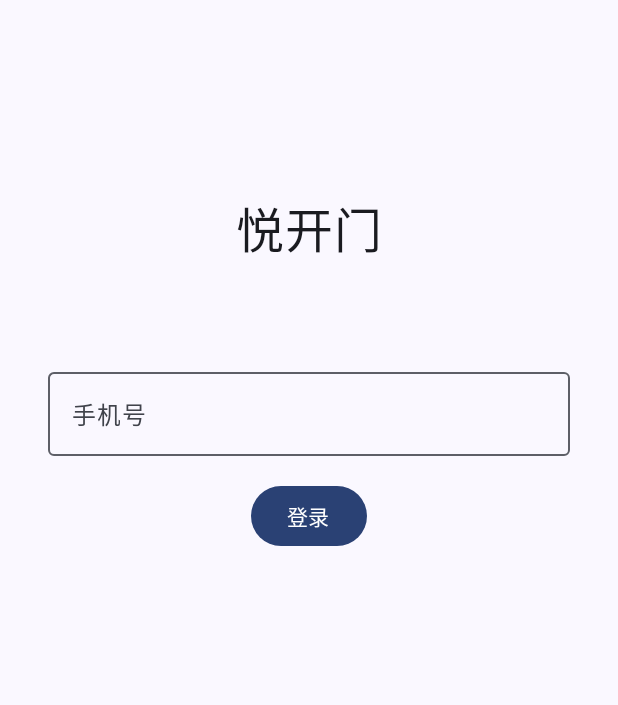
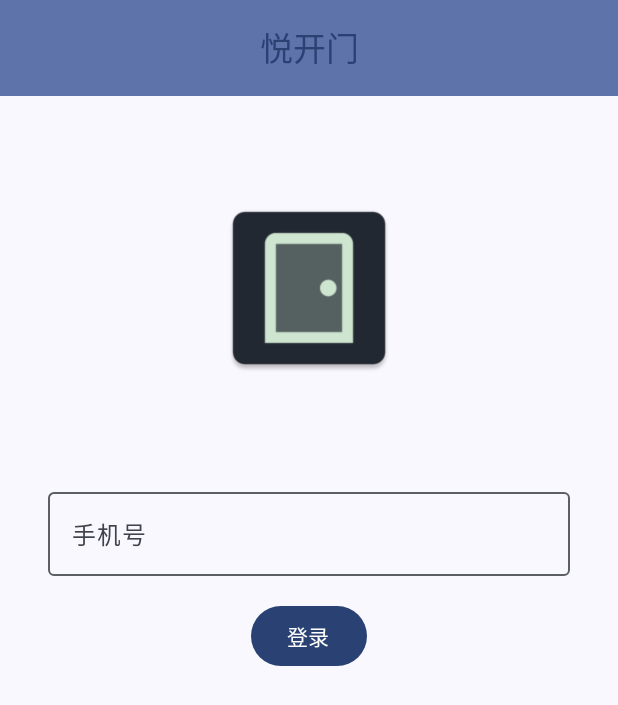
Before and after one commit to Uynaity/YueKaiMen, an Android app built with Jetpack Compose: the screen it shows after launch (MainActivity), on a phone screen of 412 x 824 dp. Shown: the top 705 px of the screen. Run offline under Robolectric (Android 15) with nearby library versions, the light colour scheme and no system bars.

Commit message:
Optimise UI

```diff
--- a/app/build.gradle.kts
+++ b/app/build.gradle.kts
@@ -13,8 +13,8 @@ android {
         applicationId = "com.uynaity.opendoor"
         minSdk = 29
         targetSdk = 35
-        versionCode = 2
-        versionName = "2.0"
+        versionCode = 3
+        versionName = "2.1"
 
         testInstrumentationRunner = "androidx.test.runner.AndroidJUnitRunner"
     }
--- a/app/src/main/java/com/uynaity/opendoor/LinkActivity.kt
+++ b/app/src/main/java/com/uynaity/opendoor/LinkActivity.kt
@@ -74,8 +74,7 @@ fun DefaultScreen(door: String, modifier: Modifier = Modifier, onTaskCompleted:
         horizontalAlignment = Alignment.CenterHorizontally,
         verticalArrangement = Arrangement.Center
     ) {
-        RoundBtn(text = doorName,
-            onClick = { client.sendPostRequest(context, door, phone) })
+        RoundBtn(text = doorName, onClick = { client.sendPostRequest(context, door, phone) })
     }
 }
 
--- a/app/src/main/java/com/uynaity/opendoor/MainActivity.kt
+++ b/app/src/main/java/com/uynaity/opendoor/MainActivity.kt
@@ -6,8 +6,17 @@ import androidx.activity.compose.setContent
 import androidx.activity.enableEdgeToEdge
 import androidx.compose.foundation.layout.fillMaxSize
 import androidx.compose.foundation.layout.padding
+import androidx.compose.material3.CenterAlignedTopAppBar
+import androidx.compose.material3.ExperimentalMaterial3Api
+import androidx.compose.material3.MaterialTheme
 import androidx.compose.material3.Scaffold
+import androidx.compose.material3.Text
+import androidx.compose.material3.TopAppBarDefaults
+import androidx.compose.material3.rememberTopAppBarState
 import androidx.compose.ui.Modifier
+import androidx.compose.ui.input.nestedscroll.nestedScroll
+import androidx.compose.ui.res.stringResource
+import androidx.compose.ui.text.style.TextOverflow
 import androidx.navigation.compose.NavHost
 import androidx.navigation.compose.composable
 import androidx.navigation.compose.rememberNavController
@@ -16,6 +25,7 @@ import com.uynaity.opendoor.ui.MainScreen
 import com.uynaity.opendoor.ui.theme.悦开门Theme
 
 class MainActivity : ComponentActivity() {
+    @OptIn(ExperimentalMaterial3Api::class)
     override fun onCreate(savedInstanceState: Bundle?) {
         super.onCreate(savedInstanceState)
         enableEdgeToEdge()
@@ -24,7 +34,25 @@ class MainActivity : ComponentActivity() {
                 val navController = rememberNavController()
                 val sharedPreferences = getSharedPreferences("app_prefs", MODE_PRIVATE)
                 val savedPhone = sharedPreferences.getString("phone", "")
-                Scaffold(modifier = Modifier.fillMaxSize()) { innerPadding ->
+                val scrollBehavior =
+                    TopAppBarDefaults.pinnedScrollBehavior(rememberTopAppBarState())
+
+                Scaffold(modifier = Modifier
+                    .fillMaxSize()
+                    .nestedScroll(scrollBehavior.nestedScrollConnection), topBar = {
+                    CenterAlignedTopAppBar(
+                        colors = TopAppBarDefaults.centerAlignedTopAppBarColors(
+                            containerColor = MaterialTheme.colorScheme.primaryContainer,
+                            titleContentColor = MaterialTheme.colorScheme.primary,
+                        ), title = {
+                            Text(
+                                stringResource(id = R.string.app_name),
+                                maxLines = 1,
+                                overflow = TextOverflow.Ellipsis
+                            )
+                        }, scrollBehavior = scrollBehavior
+                    )
+                }) { innerPadding ->
                     NavHost(
                         navController = navController,
                         startDestination = if (savedPhone.isNullOrEmpty()) Routes.login else Routes.main,
--- a/app/src/main/java/com/uynaity/opendoor/ui/LoginScreen.kt
+++ b/app/src/main/java/com/uynaity/opendoor/ui/LoginScreen.kt
@@ -2,16 +2,17 @@ package com.uynaity.opendoor.ui
 
 import android.content.Context
 import android.widget.Toast
+import androidx.compose.foundation.Image
 import androidx.compose.foundation.layout.Column
 import androidx.compose.foundation.layout.Spacer
 import androidx.compose.foundation.layout.fillMaxSize
 import androidx.compose.foundation.layout.fillMaxWidth
 import androidx.compose.foundation.layout.height
 import androidx.compose.foundation.layout.padding
+import androidx.compose.foundation.layout.size
 import androidx.compose.foundation.layout.wrapContentWidth
 import androidx.compose.foundation.text.KeyboardOptions
 import androidx.compose.material3.Button
-import androidx.compose.material3.MaterialTheme
 import androidx.compose.material3.OutlinedTextField
 import androidx.compose.material3.Text
 import androidx.compose.runtime.Composable
@@ -22,6 +23,7 @@ import androidx.compose.runtime.setValue
 import androidx.compose.ui.Alignment
 import androidx.compose.ui.Modifier
 import androidx.compose.ui.platform.LocalContext
+import androidx.compose.ui.res.painterResource
 import androidx.compose.ui.res.stringResource
 import androidx.compose.ui.text.input.KeyboardType
 import androidx.compose.ui.tooling.preview.Preview
@@ -42,13 +44,11 @@ fun LoginScreen(navController: NavController, modifier: Modifier = Modifier) {
     val context = LocalContext.current
 
     Column(modifier = modifier.fillMaxSize(), horizontalAlignment = Alignment.CenterHorizontally) {
-        Spacer(modifier = Modifier.height(128.dp))
-        Text(
-            text = stringResource(id = R.string.app_name),
-            fontSize = MaterialTheme.typography.headlineLarge.fontSize,
-            modifier = modifier
-                .fillMaxWidth()
-                .wrapContentWidth(Alignment.CenterHorizontally)
+        Spacer(modifier = Modifier.height(64.dp))
+        Image(
+            painter = painterResource(id = R.drawable.ic_launcher),
+            contentDescription = stringResource(id = R.string.app_logo_description),
+            modifier = Modifier.size(128.dp)
         )
         Spacer(modifier = Modifier.height(64.dp))
         OutlinedTextField(
--- a/app/src/main/res/values/strings.xml
+++ b/app/src/main/res/values/strings.xml
@@ -8,4 +8,5 @@
     <string name="confirm">确定</string>
     <string name="cancel">取消</string>
     <string name="auto_open">启动时执行开门请求</string>
+    <string name="app_logo_description">APP Logo</string>
 </resources>
```
Also changed, not shown: app/src/main/java/com/uynaity/opendoor/ui/MainScreen.kt (+16 -10 lines), app/src/main/res/drawable/ic_launcher.webp (added).
